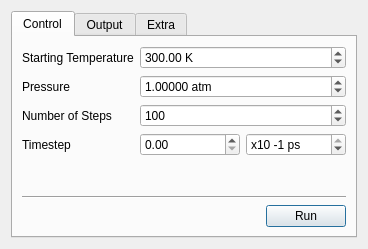
Old version of the form branches/nugui/src/gui/md.ui in the repository trisyoungs/aten.
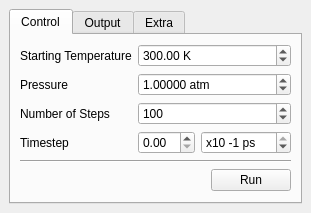
New version of the form. Icons and pictures are not drawn.

Commit message: Renamed fragment* to fragments* in src/gui. Converted some more tool windows to dock widgets.

Patch:
```diff
--- a/branches/nugui/src/gui/md.ui
+++ b/branches/nugui/src/gui/md.ui
@@ -1,25 +1,19 @@
 <ui version="4.0">
- <class>MDDialog</class>
- <widget class="QDialog" name="MDDialog">
-  <property name="windowModality">
-   <enum>Qt::NonModal</enum>
-  </property>
+ <class>MDWidget</class>
+ <widget class="QDockWidget" name="MDWidget">
   <property name="geometry">
    <rect>
     <x>0</x>
     <y>0</y>
-    <width>368</width>
-    <height>249</height>
+    <width>281</width>
+    <height>212</height>
    </rect>
   </property>
   <property name="windowTitle">
    <string>Molecular Dynamics Control</string>
   </property>
-  <property name="windowIcon">
-   <iconset resource="icons.qrc">
-    <normaloff>:/stackicons/icons/stack_md.svg</normaloff>:/stackicons/icons/stack_md.svg</iconset>
-  </property>
-  <layout class="QHBoxLayout" name="horizontalLayout_2">
+  <widget class="QWidget" name="dockWidgetContents">
+   <layout class="QVBoxLayout" name="verticalLayout_2">
    <item>
     <widget class="QTabWidget" name="MDTabs">
      <property name="currentIndex">
@@ -136,19 +130,6 @@
          </item>
         </layout>
        </item>
-       <item>
-        <spacer name="verticalSpacer">
-         <property name="orientation">
-          <enum>Qt::Vertical</enum>
-         </property>
-         <property name="sizeHint" stdset="0">
-          <size>
-           <width>20</width>
-           <height>27</height>
-          </size>
-         </property>
-        </spacer>
-       </item>
        <item>
         <widget class="Line" name="line">
          <property name="orientation">
@@ -228,8 +209,7 @@
    </item>
   </layout>
  </widget>
- <resources>
-  <include location="icons.qrc"/>
- </resources>
+ </widget>
+ <resources/>
  <connections/>
 </ui>
```
Left out of the diff: 3 changed lines with no effect on the pictures. Lines whose indentation alone changed are shown as unchanged. The commit also changes 14 other files.
